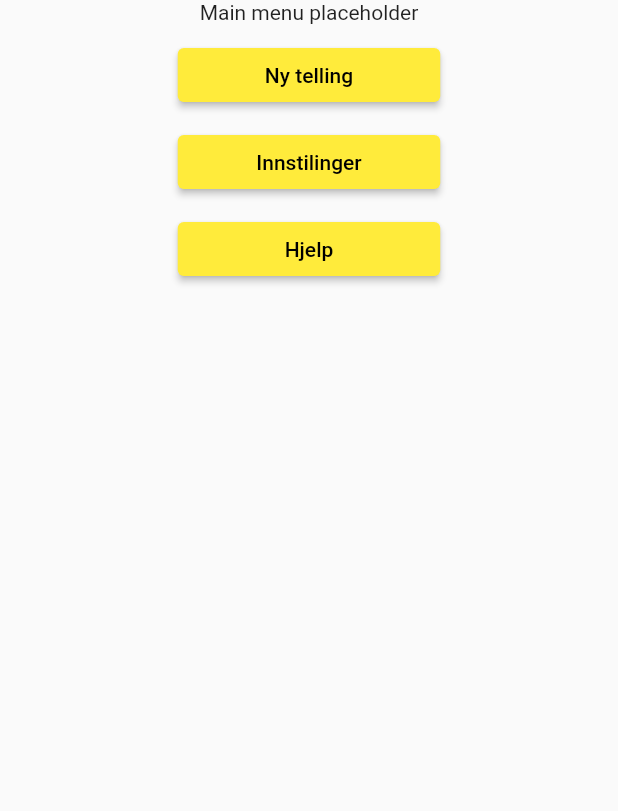
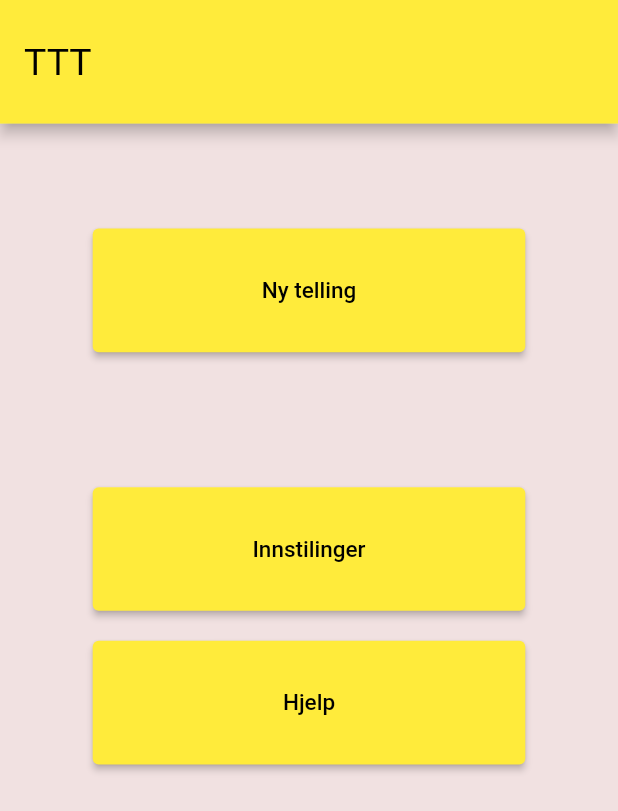
Before and after one commit to zaktaw/DATA3900-Bacheloroppgave, a Flutter app: the screen it shows after launch, on a phone screen of 412 x 824 dp. Shown: the top 811 px of the screen. Run offline on Flutter 3.47's test engine with Material 2 defaults, Android fonts, the phone set to English and light mode, and no system bars; our stand-ins replace fluttertoast, hive, hive_flutter; missing offline and left inert: dart:html; accounts and stored records are empty.

Commit message:
Div style

```diff
--- a/lib/activity_page/activity.dart
+++ b/lib/activity_page/activity.dart
@@ -114,6 +114,7 @@ class _ActivityState extends State<Activity>
         appBar: ActivityTopbar(zoneList[zoneIndex].zone_name,
             zoneList[zoneIndex].zone_info, goToZones, activityList, colorAnimation),
         body: Container(
+            decoration: new BoxDecoration(color: BACKGROUND_COLOR),
             child: Column(
               children: [
                 ActivitiesList(zoneIndex, entries, activityList),
--- a/lib/home_screen/homescreen.dart
+++ b/lib/home_screen/homescreen.dart
@@ -4,12 +4,14 @@ import 'package:bacheloroppgave/models/ActivityObject.dart';
 import 'package:bacheloroppgave/models/TttEntries.dart';
 import 'package:bacheloroppgave/models/TttProjectInfo.dart';
 import 'package:bacheloroppgave/models/ZoneObject.dart';
+import 'package:bacheloroppgave/resources/app_theme.dart';
+import 'package:bacheloroppgave/settings_page/settings_help_topbar.dart';
 import 'package:bacheloroppgave/zone_page/zone_card.dart';
 import 'package:flutter/material.dart';
 import 'package:bacheloroppgave/local_storage_hive/TttEntriesBox.dart';
 import 'package:hive/hive.dart';
 
-const String menu_title = "Main menu placeholder";
+
 const String new_count = 'Ny telling';
 const String continue_count = 'Gjenoppta telling';
 const String settings = 'Innstilinger';
@@ -72,24 +74,29 @@ class _HomeScreenState extends State<HomeScreen> {
   @override
   Widget build(BuildContext context) {
     return Scaffold(
+      appBar: AppBar(title: Text("TTT"),
+      backgroundColor: SECONDARY_COLOR,
+      titleTextStyle: const TextStyle(color: TEXT_COLOR_BLACK, fontSize: HOMESCREEN_TITLE_FONTSIZE),
+      toolbarHeight: (MediaQuery.of(context).size.height * HOMESCREEN_TOPBAR_HEIGHT_FACTOR),
+      automaticallyImplyLeading: false,),
         body: Container(
-            //TODO: freestylah
+            decoration: new BoxDecoration(color: BACKGROUND_COLOR),
             child: Center(
                 child: Column(
       children: [
-        const Text(menu_title),
         HomeScreenButton(
-            btnName: new_count, route: "/activity", args: [tttEntries, 0]),
+            btnName: new_count, margin: HOMESCREEN_COUNT_BTN_MARGIN, route: "/activity", args: [tttEntries, 0]),
         activeTtt
             ? HomeScreenButton(
                 btnName: continue_count,
+                margin: HOMESCREEN_RESUME_COUNT_BTN_MARGIN,
                 route: '/zones',
                 args: activeTttEntries,
               )
             : const SizedBox.shrink(),
         HomeScreenButton(
-            btnName: settings, route: "/settings", args: null),
-        HomeScreenButton(btnName: help, route: "/help", args: null)
+            btnName: settings, margin: HOMESCREEN_SETTINGS_BTN_MARGIN, route: "/settings", args: null),
+        HomeScreenButton(btnName: help, margin: HOMESCREEN_HELP_BTN_MARGIN, route: "/help", args: null)
       ],
     ))));
   }
--- a/lib/home_screen/homescreen_button.dart
+++ b/lib/home_screen/homescreen_button.dart
@@ -3,18 +3,20 @@ import 'package:bacheloroppgave/resources/app_theme.dart';
 import 'package:bacheloroppgave/zone_page/zone_card.dart';
 import 'package:flutter/material.dart';
 
-const double buttonWidth = 175;
+const double buttonWidth = 250;
 
 class HomeScreenButton extends StatefulWidget {
   HomeScreenButton({
     Key? key,
     required this.btnName,
     required this.route,
+    required this.margin,
     required this.args,
   }) : super(key: key);
 
   final String btnName;
   final String route;
+  final double margin;
   final args;
 
   @override
@@ -25,17 +27,19 @@ class _HomeScreenButtonState extends State<HomeScreenButton> {
   @override
   Widget build(BuildContext context) {
     return Container(
-        margin: const EdgeInsets.only(top: 10.0),
+        margin: EdgeInsets.only(top: widget.margin),
         child: ElevatedButton(
             child: Text(
               widget.btnName,
-              style: const TextStyle(color: TEXT_COLOR_BLACK),
+              style: const TextStyle(color: TEXT_COLOR_BLACK, fontSize: HOMESCREEN_BTN_FONTSIZE),
             ),
             style: ButtonStyle(
                 backgroundColor: MaterialStateProperty.all(SECONDARY_COLOR),
                 padding: MaterialStateProperty.all(const EdgeInsets.all(8)),
+
                 fixedSize: MaterialStateProperty.all(
-                    const Size.fromWidth(buttonWidth))),
+                    Size((MediaQuery.of(context).size.width * HOMESCREEN_BTN_WIDTH_FACTOR), (MediaQuery.of(context).size.height * HOMESCREEN_BTN_HEIGHT_FACTOR)),
+                )),
             onPressed: () {
               Navigator.of(context)
                   .pushNamed(widget.route, arguments: widget.args);
--- a/lib/main.dart
+++ b/lib/main.dart
@@ -25,6 +25,8 @@ Future<void> main() async {
   runApp(const MyApp());
 }
 
+
+
 class MyApp extends StatelessWidget {
   const MyApp({Key? key}) : super(key: key);
 
--- a/lib/resources/app_theme.dart
+++ b/lib/resources/app_theme.dart
@@ -19,3 +19,21 @@ const Color TEXT_COLOR_DISABLED = Color.fromARGB(100, 0, 0, 0);
 const Color TEXT_COLOR_WHITE = Colors.white;
 
 const Color PROGRESSBAR_BAR_COLOR = Colors.green;
+
+//margins
+
+const double HOMESCREEN_COUNT_BTN_MARGIN = 70;
+const double HOMESCREEN_RESUME_COUNT_BTN_MARGIN = 20;
+const double HOMESCREEN_SETTINGS_BTN_MARGIN = 90;
+const double HOMESCREEN_HELP_BTN_MARGIN = 20;
+
+//size
+
+const double HOMESCREEN_BTN_WIDTH_FACTOR = 0.7;
+const double HOMESCREEN_BTN_HEIGHT_FACTOR = 0.1;
+const double HOMESCREEN_TOPBAR_HEIGHT_FACTOR = 0.1;
+
+//fonts
+
+const double HOMESCREEN_TITLE_FONTSIZE = 25;
+const double HOMESCREEN_BTN_FONTSIZE = 15;
```
